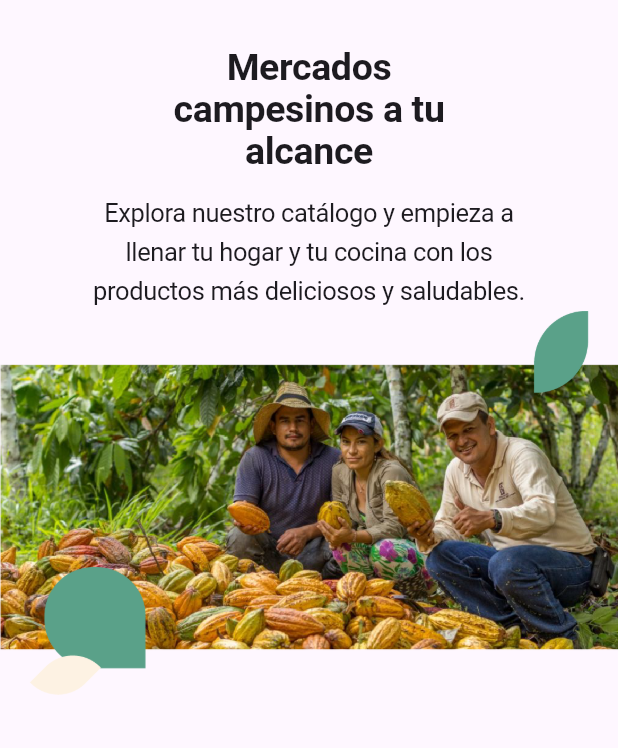
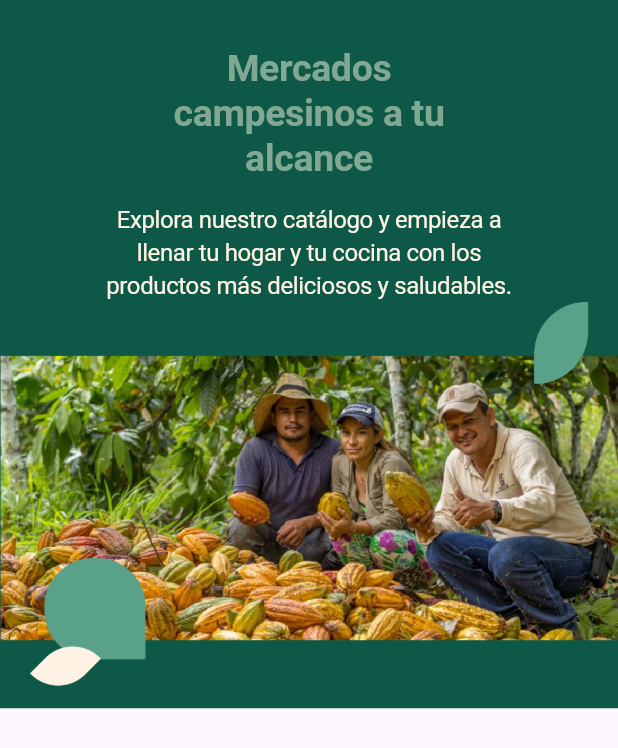
Before and after one commit to ValenciaSebs/agriapp, a Flutter app: the screen it shows after launch, on a phone screen of 412 x 824 dp. Shown: the top 748 px of the screen. Run offline on Flutter 3.47's test engine with Material 3 defaults, Android fonts, the phone set to English and light mode, and no system bars; our stand-ins replace google_fonts.

Commit message:
Headline Completo

```diff
--- a/lib/pantallas/headline.dart
+++ b/lib/pantallas/headline.dart
@@ -9,7 +9,7 @@ class Headline extends StatelessWidget {
 
   @override
   Widget build(BuildContext context) {
-    return Container(
+    return Container(color: Color(0xFF0d5846), padding: EdgeInsets.only(bottom: 15),
     child: Column
     (children: [
 
@@ -18,23 +18,26 @@ class Headline extends StatelessWidget {
       'Mercados campesinos a tu alcance',
       textAlign: TextAlign.center,
       style: GoogleFonts.encodeSansExpanded(
-      textStyle: Theme.of(context).textTheme.displayLarge,
+      textStyle: Theme.of(context).textTheme.displayLarge, height: 1.2,
       fontSize: 25,
       fontWeight: FontWeight.w600,
       fontStyle: FontStyle.normal,
+      color: Color(0xFF80a892),
       ),
       ),
       ),
 
 
-      Container(padding: EdgeInsets.only(left: 55, right: 55),
+      Container(padding: EdgeInsets.only(left: 65, right: 65),
       child: Text(
       'Explora nuestro catálogo y empieza a llenar tu hogar y tu cocina con los productos más deliciosos y saludables.',
       textAlign: TextAlign.center,
       style: GoogleFonts.encodeSansExpanded(
-      textStyle: Theme.of(context).textTheme.displayLarge, height: 1.5,
-      fontSize: 17,
+      textStyle: Theme.of(context).textTheme.displayLarge, height: 1.4,
+      fontSize: 16,
       fontWeight: FontWeight.w400,
+      fontStyle: FontStyle.normal,
+      color: Color(0xFFfdf2e3),
       ),
       ),
       ),
```
